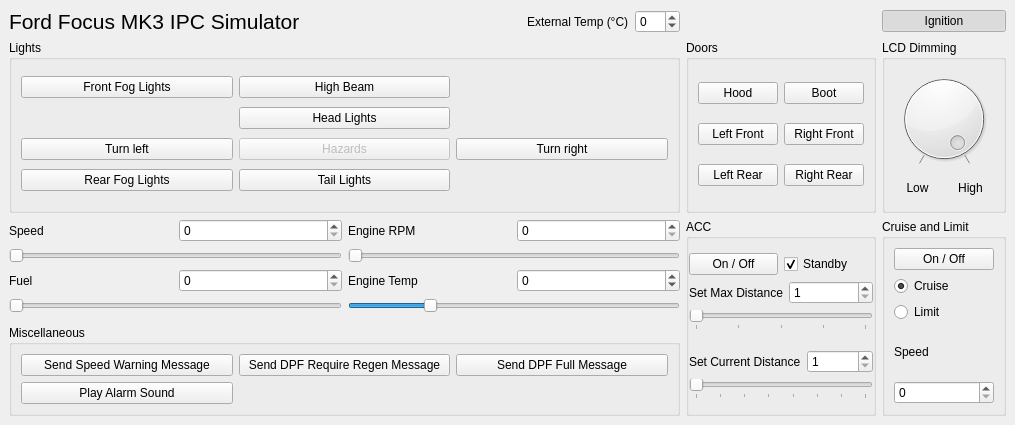
Old version of the form formcar.ui in the repository bigunclemax/FocusIPCCtrl.
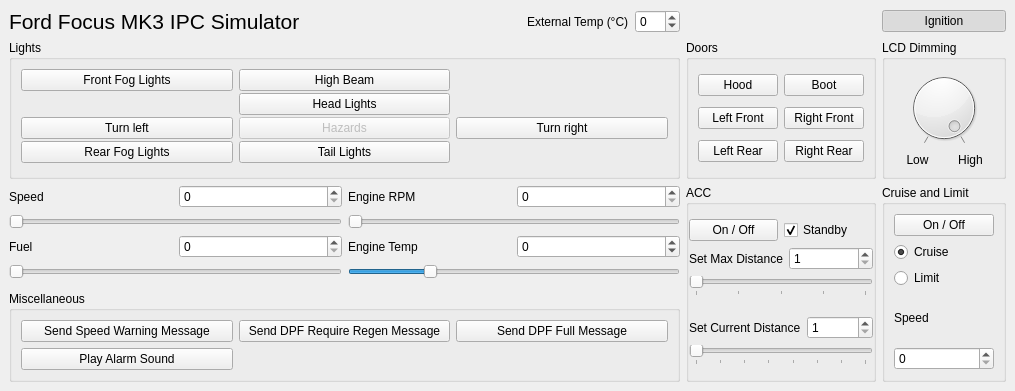
New version of the form.

```diff
--- a/formcar.ui
+++ b/formcar.ui
@@ -7,7 +7,7 @@
     <x>0</x>
     <y>0</y>
     <width>1015</width>
-    <height>425</height>
+    <height>391</height>
    </rect>
   </property>
   <property name="windowTitle">
```
Left out of the diff: 128 changed lines with no effect on the pictures.
